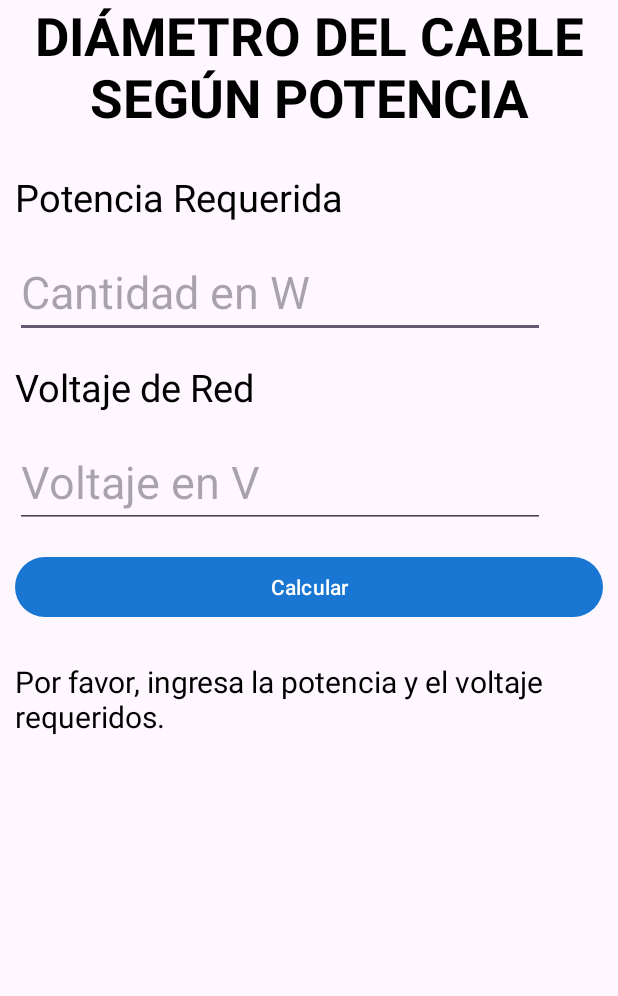
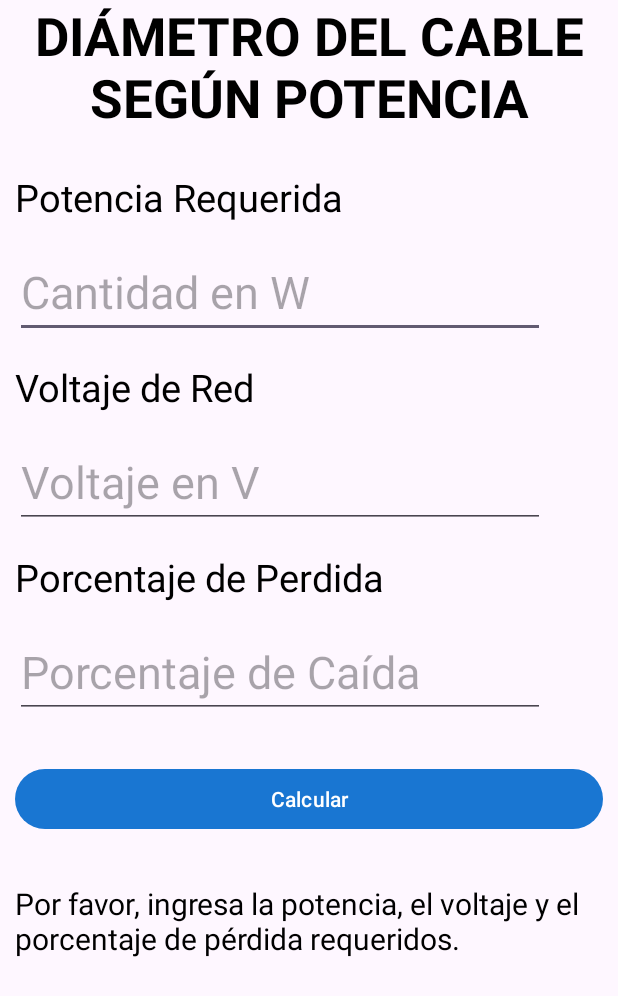
Before and after one commit to JosechoMT-07/Powerpro-App, an Android app: the CalcularPotenActivity screen opened directly, with no data from a screen before it, after a tap on "Calcular", on a phone screen of 412 x 824 dp. Shown: the top 996 px of the screen. Run offline under Robolectric (Android 15) with nearby library versions, the phone set to English and light mode, and no system bars; Roboto replaces fonts that are not available here.

Commit message:
Modificación para añadir un campo más en potencia por cable

```diff
--- a/app/src/main/java/net/josesernamacia/powerpro/CalcularPotenActivity.kt
+++ b/app/src/main/java/net/josesernamacia/powerpro/CalcularPotenActivity.kt
@@ -13,26 +13,30 @@ class CalcularPotenActivity : AppCompatActivity() {
 
         val edtPotencia: EditText = findViewById(R.id.edtPotencia)
         val edtVoltaje: EditText = findViewById(R.id.edtVoltaje)
+        val edtPorcentajePerdida: EditText = findViewById(R.id.editTextNumberDecimal)
         val btCalcularSeccion: Button = findViewById(R.id.btCalcularSeccion)
         val textViewResultado: TextView = findViewById(R.id.textView2)
 
         btCalcularSeccion.setOnClickListener {
             val potenciaStr = edtPotencia.text.toString()
             val voltajeStr = edtVoltaje.text.toString()
+            val porcentajePerdidaStr = edtPorcentajePerdida.text.toString()
 
-            if (potenciaStr.isNotEmpty() && voltajeStr.isNotEmpty()) {
+            if (potenciaStr.isNotEmpty() && voltajeStr.isNotEmpty() && porcentajePerdidaStr.isNotEmpty()) {
                 val potencia = potenciaStr.toDouble()
                 val voltaje = voltajeStr.toDouble()
-                val caidaVoltajePermitida = 0.03 * voltaje // Suponiendo una caída del 3%
+                val porcentajePerdida = porcentajePerdidaStr.toDouble() / 100 // Convertir el porcentaje a decimal
+                val caidaVoltajePermitida = porcentajePerdida * voltaje
                 val corriente = potencia / voltaje
                 val longitudMaxima = potencia / (corriente * caidaVoltajePermitida)
 
                 textViewResultado.text = "Longitud máxima del cable: ${String.format("%.2f", longitudMaxima)} metros"
             } else {
-                textViewResultado.text = "Por favor, ingresa la potencia y el voltaje requeridos."
+                textViewResultado.text = "Por favor, ingresa la potencia, el voltaje y el porcentaje de pérdida requeridos."
             }
         }
 
 
+
     }
 }
--- a/app/src/main/res/layout/activity_calcular_poten.xml
+++ b/app/src/main/res/layout/activity_calcular_poten.xml
@@ -72,29 +72,56 @@
         app:layout_constraintStart_toStartOf="parent"
         app:layout_constraintTop_toBottomOf="@+id/textView" />
 
+
+    <TextView
+        android:id="@+id/textView4"
+        android:layout_width="wrap_content"
+        android:layout_height="wrap_content"
+        android:layout_marginStart="10dp"
+        android:layout_marginTop="15dp"
+        android:text="Porcentaje de Perdida"
+        android:textColor="@color/black"
+        android:textSize="25sp"
+        app:layout_constraintStart_toStartOf="parent"
+        app:layout_constraintTop_toBottomOf="@+id/edtVoltaje" />
+
+    <EditText
+        android:id="@+id/editTextNumberDecimal"
+        android:layout_width="wrap_content"
+        android:layout_height="wrap_content"
+        android:layout_marginStart="10dp"
+        android:layout_marginTop="15dp"
+        android:ems="10"
+        android:hint="Porcentaje de Caída"
+        android:inputType="numberDecimal"
+        android:textSize="30sp"
+        app:layout_constraintStart_toStartOf="parent"
+        app:layout_constraintTop_toBottomOf="@+id/textView4" />
+
     <Button
         android:id="@+id/btCalcularSeccion"
         android:layout_width="0dp"
         android:layout_height="wrap_content"
         android:layout_marginStart="10dp"
-        android:layout_marginTop="15dp"
+        android:layout_marginTop="30dp"
         android:layout_marginEnd="10dp"
         android:text="@string/calcular"
         app:layout_constraintEnd_toEndOf="parent"
-        app:layout_constraintHorizontal_bias="1.0"
+        app:layout_constraintHorizontal_bias="0.0"
         app:layout_constraintStart_toStartOf="parent"
-        app:layout_constraintTop_toBottomOf="@+id/edtVoltaje" />
+        app:layout_constraintTop_toBottomOf="@+id/editTextNumberDecimal" />
 
     <TextView
         android:id="@+id/textView2"
         android:layout_width="0dp"
         android:layout_height="wrap_content"
         android:layout_marginStart="10dp"
-        android:layout_marginTop="25dp"
+        android:layout_marginTop="32dp"
         android:layout_marginEnd="10dp"
         android:textColor="@color/black"
         android:textSize="20sp"
         app:layout_constraintEnd_toEndOf="parent"
+        app:layout_constraintHorizontal_bias="0.0"
         app:layout_constraintStart_toStartOf="parent"
         app:layout_constraintTop_toBottomOf="@+id/btCalcularSeccion" />
 
```
